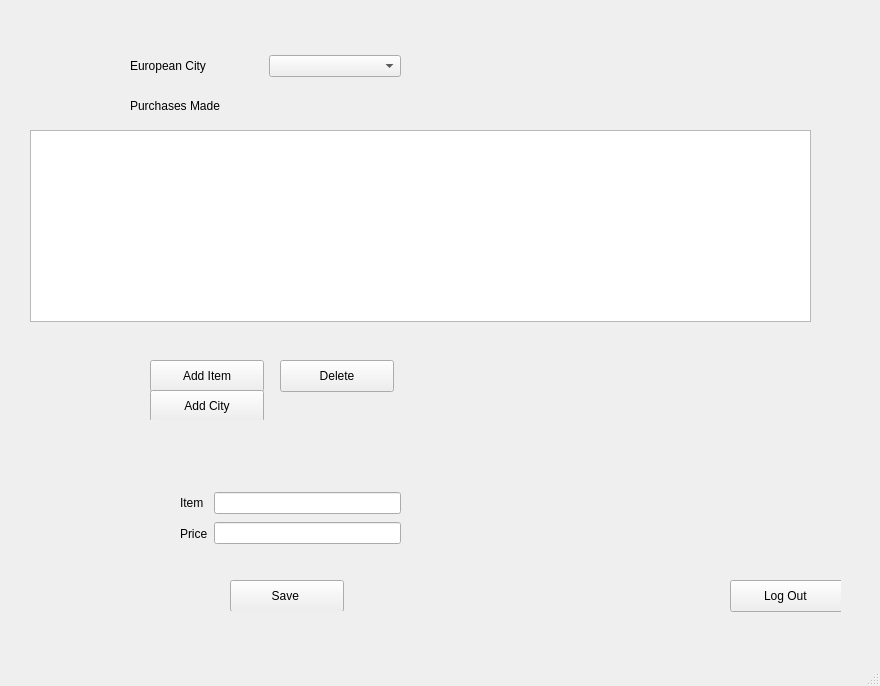
Before: the Qt Designer form admin.ui in cardenas16/european_cities, drawn with Qt 5.
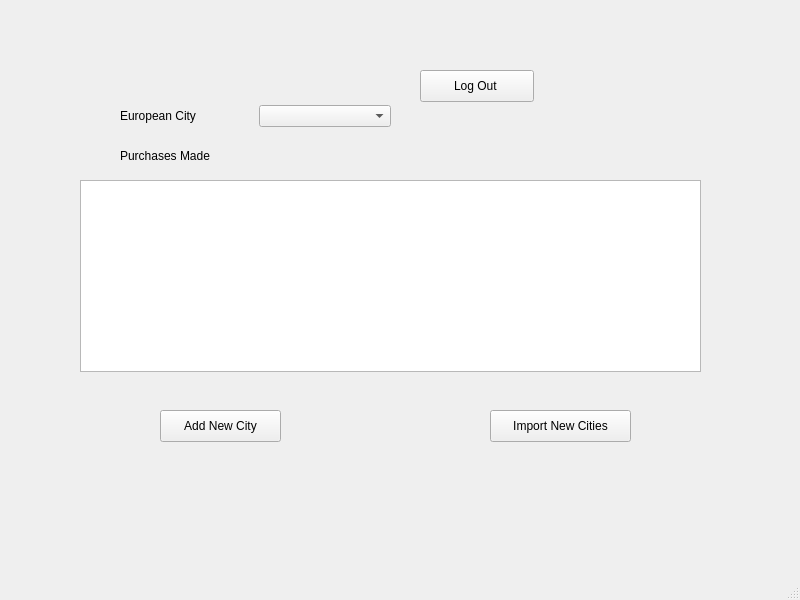
After: the same form once the commit is applied. The open tabs and pages were chosen to show the change.

Patch:
```diff
--- a/admin.ui
+++ b/admin.ui
@@ -6,8 +6,8 @@
    <rect>
     <x>0</x>
     <y>0</y>
-    <width>880</width>
-    <height>686</height>
+    <width>800</width>
+    <height>600</height>
    </rect>
   </property>
   <property name="windowTitle">
@@ -17,10 +17,10 @@
    <widget class="QStackedWidget" name="stackedWidget">
     <property name="geometry">
      <rect>
-      <x>20</x>
-      <y>10</y>
-      <width>821</width>
-      <height>611</height>
+      <x>60</x>
+      <y>70</y>
+      <width>681</width>
+      <height>441</height>
      </rect>
     </property>
     <property name="currentIndex">
@@ -85,8 +85,8 @@
      <widget class="QLabel" name="label_6">
       <property name="geometry">
        <rect>
-        <x>110</x>
-        <y>80</y>
+        <x>60</x>
+        <y>70</y>
         <width>121</width>
         <height>31</height>
        </rect>
@@ -98,18 +98,52 @@
      <widget class="QTableView" name="tableView">
       <property name="geometry">
        <rect>
-        <x>10</x>
-        <y>120</y>
-        <width>781</width>
+        <x>20</x>
+        <y>110</y>
+        <width>621</width>
         <height>192</height>
        </rect>
       </property>
+      <property name="inputMethodHints">
+       <set>Qt::ImhNone</set>
+      </property>
+      <property name="autoScroll">
+       <bool>true</bool>
+      </property>
+      <property name="editTriggers">
+       <set>QAbstractItemView::NoEditTriggers</set>
+      </property>
+      <property name="tabKeyNavigation">
+       <bool>false</bool>
+      </property>
+      <property name="dragDropOverwriteMode">
+       <bool>false</bool>
+      </property>
+      <property name="alternatingRowColors">
+       <bool>true</bool>
+      </property>
+      <property name="cornerButtonEnabled">
+       <bool>true</bool>
+      </property>
+     </widget>
+     <widget class="QPushButton" name="newCityButton">
+      <property name="geometry">
+       <rect>
+        <x>100</x>
+        <y>340</y>
+        <width>121</width>
+        <height>32</height>
+       </rect>
+      </property>
+      <property name="text">
+       <string>Add New City</string>
+      </property>
      </widget>
      <widget class="QWidget" name="layoutWidget_2">
       <property name="geometry">
        <rect>
-        <x>110</x>
-        <y>40</y>
+        <x>60</x>
+        <y>30</y>
         <width>271</width>
         <height>32</height>
        </rect>
@@ -130,77 +164,51 @@
      <widget class="QStackedWidget" name="newItemStackedWidget">
       <property name="geometry">
        <rect>
-        <x>90</x>
-        <y>440</y>
-        <width>351</width>
-        <height>161</height>
+        <x>230</x>
+        <y>310</y>
+        <width>191</width>
+        <height>101</height>
        </rect>
       </property>
       <property name="currentIndex">
        <number>0</number>
       </property>
+      <widget class="QWidget" name="page_4"/>
+      <widget class="QWidget" name="newItemPage_2">
+       <widget class="QWidget" name="layoutWidget_4">
+        <property name="geometry">
+         <rect>
+          <x>0</x>
+          <y>30</y>
+          <width>181</width>
+          <height>32</height>
+         </rect>
+        </property>
+        <layout class="QHBoxLayout" name="horizontalLayout_6">
+         <item>
+          <widget class="QPushButton" name="button_addItem">
+           <property name="text">
+            <string>Add Item</string>
+           </property>
+          </widget>
+         </item>
+         <item>
+          <widget class="QPushButton" name="button_deleteItem">
+           <property name="text">
+            <string>Delete</string>
+           </property>
+          </widget>
+         </item>
+        </layout>
+       </widget>
+      </widget>
       <widget class="QWidget" name="page_3"/>
-      <widget class="QWidget" name="newItemPage">
-       <widget class="QWidget" name="layoutWidget_3">
-        <property name="geometry">
-         <rect>
-          <x>70</x>
-          <y>40</y>
-          <width>221</width>
-          <height>56</height>
-         </rect>
-        </property>
-        <layout class="QHBoxLayout" name="horizontalLayout_2">
-         <item>
-          <layout class="QVBoxLayout" name="verticalLayout_4">
-           <item>
-            <widget class="QLabel" name="label_3">
-             <property name="text">
-              <string>Item</string>
-             </property>
-            </widget>
-           </item>
-           <item>
-            <widget class="QLabel" name="label_4">
-             <property name="text">
-              <string>Price</string>
-             </property>
-            </widget>
-           </item>
-          </layout>
-         </item>
-         <item>
-          <layout class="QVBoxLayout" name="verticalLayout_3">
-           <item>
-            <widget class="QLineEdit" name="itemLineEdit"/>
-           </item>
-           <item>
-            <widget class="QLineEdit" name="priceLineEdit"/>
-           </item>
-          </layout>
-         </item>
-        </layout>
-       </widget>
-       <widget class="QPushButton" name="saveButton">
-        <property name="geometry">
-         <rect>
-          <x>120</x>
-          <y>130</y>
-          <width>114</width>
-          <height>32</height>
-         </rect>
-        </property>
-        <property name="text">
-         <string>Save </string>
-        </property>
-       </widget>
-      </widget>
      </widget>
      <widget class="QPushButton" name="logOutButton">
       <property name="geometry">
        <rect>
-        <x>710</x>
-        <y>570</y>
+        <x>360</x>
+        <y>0</y>
         <width>114</width>
         <height>32</height>
        </rect>
@@ -212,84 +220,117 @@
      <widget class="QStackedWidget" name="stackedWidget_2">
       <property name="geometry">
        <rect>
-        <x>110</x>
-        <y>330</y>
-        <width>301</width>
+        <x>420</x>
+        <y>320</y>
+        <width>161</width>
         <height>80</height>
        </rect>
       </property>
       <property name="currentIndex">
        <number>0</number>
       </property>
-      <widget class="QWidget" name="page">
-       <widget class="QPushButton" name="pushButton_4">
+      <widget class="QWidget" name="page_5">
+       <widget class="QPushButton" name="button_importCities">
         <property name="geometry">
          <rect>
-          <x>150</x>
-          <y>30</y>
-          <width>114</width>
-          <height>32</height>
-         </rect>
-        </property>
-        <property name="text">
-         <string>Delete</string>
-        </property>
-       </widget>
-       <widget class="QPushButton" name="addItemButton_2">
-        <property name="geometry">
-         <rect>
-          <x>30</x>
-          <y>30</y>
-          <width>114</width>
-          <height>32</height>
-         </rect>
-        </property>
-        <property name="text">
-         <string>Add City</string>
-        </property>
-       </widget>
-      </widget>
-      <widget class="QWidget" name="page_4">
-       <widget class="QPushButton" name="addItemButton">
-        <property name="geometry">
-         <rect>
-          <x>20</x>
+          <x>10</x>
           <y>20</y>
-          <width>114</width>
+          <width>141</width>
           <height>32</height>
          </rect>
         </property>
         <property name="text">
-         <string>Add Item</string>
+         <string>Import New Cities</string>
         </property>
        </widget>
-       <widget class="QPushButton" name="deleteButton">
-        <property name="geometry">
-         <rect>
-          <x>150</x>
-          <y>20</y>
-          <width>114</width>
-          <height>32</height>
-         </rect>
-        </property>
-        <property name="text">
-         <string>Delete</string>
-        </property>
-       </widget>
-       <widget class="QPushButton" name="addItemButton_3">
-        <property name="geometry">
-         <rect>
-          <x>20</x>
-          <y>50</y>
-          <width>114</width>
-          <height>32</height>
-         </rect>
-        </property>
-        <property name="text">
-         <string>Add City</string>
-        </property>
-       </widget>
       </widget>
+      <widget class="QWidget" name="page_6"/>
+     </widget>
+    </widget>
+    <widget class="QWidget" name="page">
+     <widget class="QWidget" name="layoutWidget_5">
+      <property name="geometry">
+       <rect>
+        <x>200</x>
+        <y>40</y>
+        <width>220</width>
+        <height>87</height>
+       </rect>
+      </property>
+      <layout class="QHBoxLayout" name="horizontalLayout_2">
+       <item>
+        <layout class="QVBoxLayout" name="verticalLayout_3">
+         <item>
+          <widget class="QLabel" name="label_3">
+           <property name="text">
+            <string> City Name :</string>
+           </property>
+          </widget>
+         </item>
+         <item>
+          <widget class="QLabel" name="label_4">
+           <property name="text">
+            <string>        Item</string>
+           </property>
+          </widget>
+         </item>
+         <item>
+          <widget class="QLabel" name="label_8">
+           <property name="text">
+            <string>        Price     </string>
+           </property>
+          </widget>
+         </item>
+        </layout>
+       </item>
+       <item>
+        <layout class="QVBoxLayout" name="verticalLayout_5">
+         <item>
+          <widget class="QLineEdit" name="lineEdit_newCity">
+           <property name="maxLength">
+            <number>20</number>
+           </property>
+          </widget>
+         </item>
+         <item>
+          <widget class="QLineEdit" name="lineEdit_item">
+           <property name="maxLength">
+            <number>40</number>
+           </property>
+          </widget>
+         </item>
+         <item>
+          <widget class="QLineEdit" name="lineEdit_price"/>
+         </item>
+        </layout>
+       </item>
+      </layout>
+     </widget>
+     <widget class="QPushButton" name="saveButton_newCity">
+      <property name="geometry">
+       <rect>
+        <x>250</x>
+        <y>140</y>
+        <width>114</width>
+        <height>32</height>
+       </rect>
+      </property>
+      <property name="text">
+       <string>Save</string>
+      </property>
+     </widget>
+     <widget class="QPushButton" name="backButton_newCity">
+      <property name="geometry">
+       <rect>
+        <x>0</x>
+        <y>380</y>
+        <width>114</width>
+        <height>32</height>
+       </rect>
+      </property>
+      <property name="text">
+       <string>back </string>
+      </property>
      </widget>
     </widget>
    </widget>
```
Left out of the diff: 44 changed lines with no effect on the pictures.
